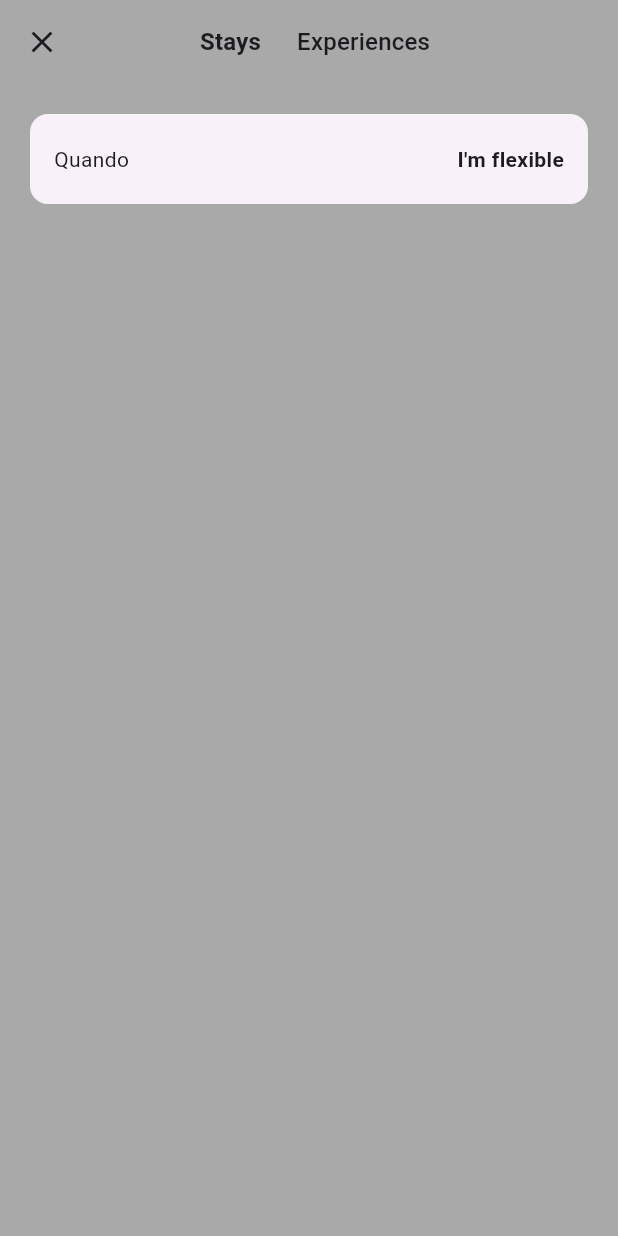
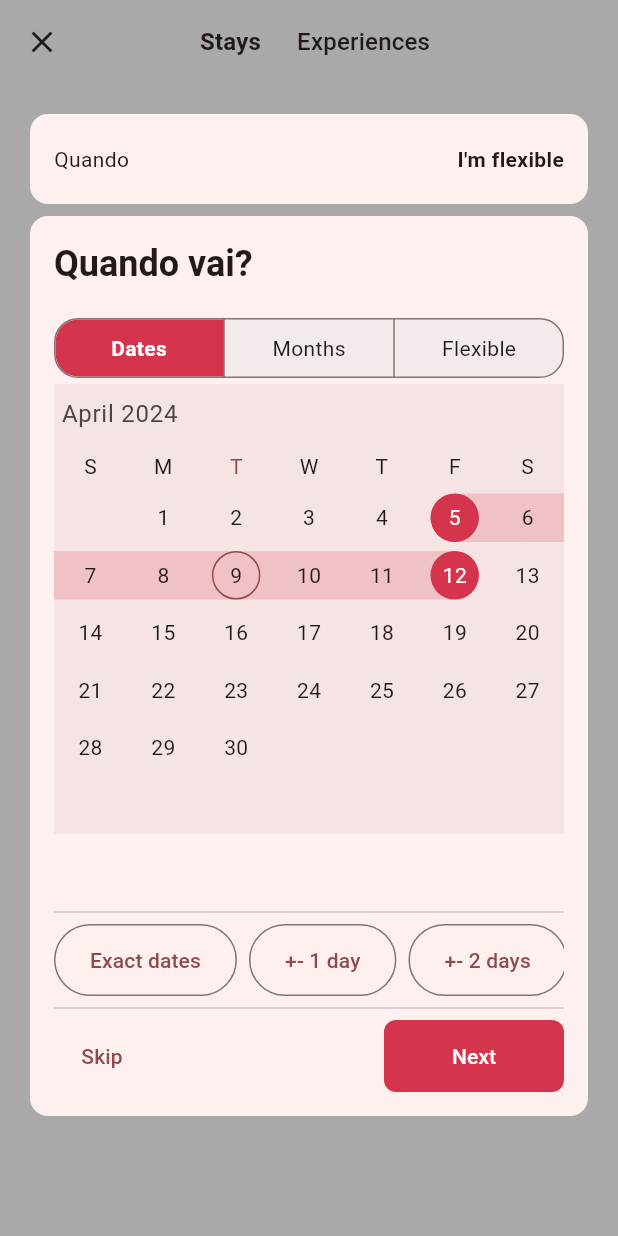
Before and after one commit to nVsam/Airbnb-clone, a Flutter app: the BookingDetailsScreen screen opened by its route, on a phone screen of 412 x 824 dp. Run offline on Flutter 3.47's test engine with Material 3 defaults, Android fonts, the phone set to English and light mode, and no system bars; drawn by our look-alikes of flutter_animate, syncfusion_flutter_datepicker; our stand-ins replace dots_indicator, equatable, go_router; network calls fail.

Commit message:
Date Widget

```diff
--- a/lib/main.dart
+++ b/lib/main.dart
@@ -1,3 +1,4 @@
+import 'package:airbnb/shared/theme/colors.dart';
 import 'package:flutter/material.dart';
 import './screens/home_screen.dart';
 import './navigation/app_router.dart';
@@ -15,7 +16,7 @@ class MyApp extends StatelessWidget {
       debugShowCheckedModeBanner: false,
       title: 'Flutter Demo',
       theme: ThemeData(
-        colorScheme: ColorScheme.fromSeed(seedColor: Colors.deepPurple),
+        colorScheme: ColorScheme.fromSeed(seedColor: appRed),
         useMaterial3: true,
       ),
       routerConfig: AppRouter().router,
--- a/lib/screens/booking_details_screen.dart
+++ b/lib/screens/booking_details_screen.dart
@@ -2,11 +2,13 @@ import 'dart:ui';
 
 import 'package:airbnb/models/booking_steps.dart';
 import 'package:airbnb/shared/theme/colors.dart';
+import 'package:airbnb/widgets/select_date_widget.dart';
 import 'package:flutter/material.dart';
 import 'package:flutter/widgets.dart';
 import 'package:go_router/go_router.dart';
 
 import '../widgets/select_destination_widget.dart';
+import '../widgets/select_guests_widget.dart';
 
 class BookingDetailsScreen extends StatefulWidget {
   const BookingDetailsScreen({super.key});
@@ -70,6 +72,24 @@ class _BookingDetailsScreenState extends State<BookingDetailsScreen> {
                   child: SelectDestinationWidget(step: step),
                 ),
               ),
+              GestureDetector(
+                onTap: () {
+                  setState(() {
+                    step = BookingStep.selectDate;
+                  });
+                },
+                child: SelectDateWidget(step: step),
+              ),
+              (step == BookingStep.selectDate)
+              ? const SizedBox()
+              : GestureDetector(
+                onTap: () {
+                  setState(() {
+                    step = BookingStep.selectGuests;
+                  });
+                },
+                child: SelectGuestsWidget(step: step),
+              ),
             ],
           ),
         ),
--- a/lib/shared/theme/colors.dart
+++ b/lib/shared/theme/colors.dart
@@ -1,6 +1,6 @@
 import 'package:flutter/material.dart';
 
-const appRed = Color(0xffD354C);
+const appRed = Color(0xffD5354C);
 const appBlack = Color(0xff1D1D1D);
 const appGrey = Color(0xffE1E1E1);
 const appWhite = Color(0xffFFFFFF);
--- a/lib/widgets/app_calendar.dart
+++ b/lib/widgets/app_calendar.dart
@@ -0,0 +1,183 @@
+// import 'package:flutter/material.dart';
+// import 'package:syncfusion_flutter_datepicker/datepicker.dart';
+
+// enum CalendarOptions {year, month, week, day}
+
+// class AppCalendar extends StatefulWidget {
+//   const AppCalendar({super.key});
+
+//   @override
+//   State<AppCalendar> createState() => _AppCalendarState();
+// }
+
+// class _AppCalendarState extends State<AppCalendar> {
+//   @override
+//   Widget build(BuildContext context) {
+//     return SfDateRangePicker(
+//       onSelectionChanged: _onSelectedChanged,
+//       selectionMode: DateRangePickerSelectionMode.range,
+//       initialSelectedRange: PickerDateRange(
+//         DateTime.now().subtract(const Duration(days: 5)),
+//         DateTime.now().add(const Duration(days: 5)),
+//       ),
+//     );
+//   }
+
+//   void _onSelectedChanged(DateRangePickerSelectionChangedArgs args) {
+//     print(args.value);
+//   }
+// }
+
+// class CalendarOptionsSegmentedButton extends StatefulWidget {
+//   const CalendarOptionsSegmentedButton({super.key});
+
+//   @override
+//   State<CalendarOptionsSegmentedButton> createState() => _CalendarOptionsSegmentedButtonState();
+// }
+
+// class _CalendarOptionsSegmentedButtonState extends State<CalendarOptionsSegmentedButton> {
+//   CalendarOptions selected = CalendarOptions.month;
+
+//   @override
+//   Widget build(BuildContext context) {
+//     return SegmentedButton<CalendarOptions>(
+//       segments: const <ButtonSegment<CalendarOptions>>[
+//         ButtonSegment<CalendarOptions>(
+//           value: CalendarOptions.year,
+//           label: Text('Dates'),
+//         ),
+//         ButtonSegment<CalendarOptions>(
+//           value: CalendarOptions.month,
+//           label: Text('Month'),
+//         ),
+//         ButtonSegment<CalendarOptions>(
+//           value: CalendarOptions.year,
+//           label: Text('Flexible'),
+//         ),
+//       ],
+//       selected: <CalendarOptions>{selected},
+//       onSelectionChanged: (newValue) {
+//         setState(() {
+//           selected = newValue.first;
+//         });
+//       },
+//     );
+//   }
+// }
+
+import '../shared/theme/colors.dart';
+import 'package:flutter/material.dart';
+import 'package:syncfusion_flutter_datepicker/datepicker.dart';
+
+enum CalendarOptions { day, week, month, year }
+
+class AppCalendar extends StatefulWidget {
+  const AppCalendar({super.key});
+
+  @override
+  State<AppCalendar> createState() => AppCalendarState();
+}
+
+class AppCalendarState extends State<AppCalendar> {
+  @override
+  Widget build(BuildContext context) {
+    return SfDateRangePicker(
+      endRangeSelectionColor: appRed,
+      startRangeSelectionColor: appRed,
+      rangeSelectionColor: appRed.withAlpha(50),
+      onSelectionChanged: _onSelectionChanged,
+      selectionMode: DateRangePickerSelectionMode.range,
+      initialSelectedRange: PickerDateRange(
+        DateTime.now().subtract(const Duration(days: 4)),
+        DateTime.now().add(
+          const Duration(days: 3),
+        ),
+      ),
+    );
+  }
+
+  void _onSelectionChanged(DateRangePickerSelectionChangedArgs args) {}
+}
+
+class CalendarOptionSegmentedButton extends StatefulWidget {
+  const CalendarOptionSegmentedButton({super.key});
+
+  @override
+  State<CalendarOptionSegmentedButton> createState() =>
+      _CalendarOptionSegmentedButtonState();
+}
+
+class _CalendarOptionSegmentedButtonState
+    extends State<CalendarOptionSegmentedButton> {
+  CalendarOptions calendarView = CalendarOptions.day;
+
+  @override
+  Widget build(BuildContext context) {
+    return SegmentedButtonTheme(
+      data: SegmentedButtonThemeData(
+        style: ButtonStyle(
+          shape: MaterialStateProperty.all(
+            RoundedRectangleBorder(
+              borderRadius: BorderRadius.circular(16.0),
+            ),
+          ),
+          padding: MaterialStateProperty.all(
+            const EdgeInsets.symmetric(
+              vertical: 8.0,
+              horizontal: 16.0,
+            ),
+          ),
+          backgroundColor: MaterialStateProperty.resolveWith<Color>(
+            (Set<MaterialState> states) {
+              if (states.contains(MaterialState.selected)) {
+                return appRed;
+              }
+              return appGrey.withAlpha(100);
+            },
+          ),
+          foregroundColor: MaterialStateProperty.resolveWith<Color>(
+            (Set<MaterialState> states) {
+              if (states.contains(MaterialState.selected)) {
+                return appWhite;
+              }
+              return appBlack;
+            },
+          ),
+          textStyle: MaterialStateProperty.resolveWith<TextStyle>(
+            (Set<MaterialState> states) {
+              if (states.contains(MaterialState.selected)) {
+                return Theme.of(context).textTheme.bodyMedium!.copyWith(
+                      fontWeight: FontWeight.bold,
+                    );
+              }
+              return Theme.of(context).textTheme.bodyMedium!;
+            },
+          ),
+        ),
+      ),
+      child: SegmentedButton<CalendarOptions>(
+        showSelectedIcon: false,
+        segments: const <ButtonSegment<CalendarOptions>>[
+          ButtonSegment<CalendarOptions>(
+            value: CalendarOptions.day,
+            label: Text('Dates'),
+          ),
+          ButtonSegment<CalendarOptions>(
+            value: CalendarOptions.month,
+            label: Text('Months'),
+          ),
+          ButtonSegment<CalendarOptions>(
+            value: CalendarOptions.year,
+            label: Text('Flexible'),
+          ),
+        ],
+        selected: <CalendarOptions>{calendarView},
+        onSelectionChanged: (Set<CalendarOptions> newSelection) {
+          setState(() {
+            calendarView = newSelection.first;
+          });
+        },
+      ),
+    );
+  }
+}
--- a/lib/widgets/select_date_widget.dart
+++ b/lib/widgets/select_date_widget.dart
@@ -0,0 +1,113 @@
+import 'package:airbnb/shared/theme/colors.dart';
+import 'package:airbnb/widgets/app_calendar.dart';
+import 'package:flutter/material.dart';
+import 'package:flutter/widgets.dart';
+import 'package:flutter_animate/flutter_animate.dart';
+
+import '../models/booking_steps.dart';
+
+class SelectDateWidget extends StatelessWidget {
+  const SelectDateWidget({super.key, required this.step});
+
+  final BookingStep step;
+
+  @override
+  Widget build(BuildContext context) {
+    final size = MediaQuery.sizeOf(context);
+
+    var expandedHeight = size.height - 112 - 60 - 32 - 20;
+    return Card(
+      elevation: 0.0,
+      clipBehavior: Clip.antiAlias,
+      child: AnimatedContainer(
+        height: step == BookingStep.selectDate ? expandedHeight : 60,
+        width: double.infinity,
+        padding: const EdgeInsets.symmetric(
+          vertical: 16.0,
+          horizontal: 16.0,
+        ),
+        duration: const Duration(milliseconds: 300),
+        child: step == BookingStep.selectDate ?
+        Column(
+          crossAxisAlignment: CrossAxisAlignment.start,
+          children: [
+            Text(
+              'Quando vai?',
+              style:
+                Theme.of(context).textTheme.headlineSmall!.copyWith(
+                  fontWeight: FontWeight.bold,
+                ),
+            ),
+            const SizedBox(height: 16.0),
+            const Row(
+              children: [
+                Expanded(child: CalendarOptionSegmentedButton()),
+              ],
+            ),
+            const AppCalendar(),
+            const Spacer(),
+            const Divider(),
+            SizedBox(
+              height: 48,
+              child: ListView(
+                scrollDirection: Axis.horizontal,
+                children: [
+                  OutlinedButton(
+                    onPressed: () {},
+                    child: const Text('Exact dates'),
+                  ),
+                  const SizedBox(width: 8.0),
+                  OutlinedButton(
+                    onPressed: () {},
+                    child: const Text('+- 1 day'),
+                  ),
+                  const SizedBox(width: 8.0),
+                  OutlinedButton(
+                    onPressed: () {},
+                    child: const Text('+- 2 days'),
+                  ),
+                ],
+              ),
+            ),
+            const Divider(),
+            Row(
+              mainAxisAlignment: MainAxisAlignment.spaceBetween,
+              children: [
+                TextButton(
+                  onPressed: () {},
+                  child: const Text('Skip'),
+                ),
+                FilledButton(
+                  onPressed: () {},
+                  style: FilledButton.styleFrom(
+                    backgroundColor: appRed,
+                    minimumSize: const Size(120, 48),
+                    shape: RoundedRectangleBorder(
+                      borderRadius: BorderRadius.circular(8.0),
+                    ),
+                  ),
+                  child: const Text('Next'),
+                ),
+              ],
+            ),
+          ],
+        )
+        .animate(delay: const Duration(milliseconds: 300))
+        .fadeIn(duration: const Duration(milliseconds: 300))
+      : Row(
+        mainAxisAlignment: MainAxisAlignment.spaceBetween,
+        children: [
+          Text(
+            'Quando',
+            style: Theme.of(context).textTheme.bodyMedium,
+          ),
+          Text(
+            'I\'m flexible',
+            style: Theme.of(context).textTheme.bodyMedium!.copyWith(fontWeight: FontWeight.bold),
+          ),
+        ],
+      )
+      ),
+    );
+  }
+}
```
Also changed, not shown: lib/widgets/select_guests_widget.dart (+131 -0 lines).
